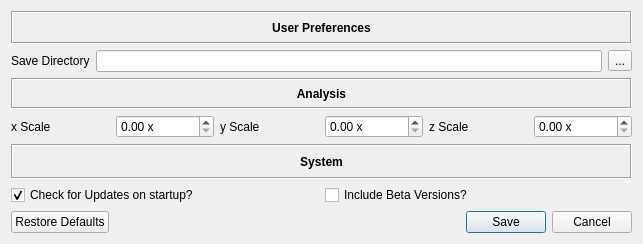
Above: src/main/python/ui/preferences.ui from 3ll3d00d/qvibe-analyser before the change. Below: the same form after it.
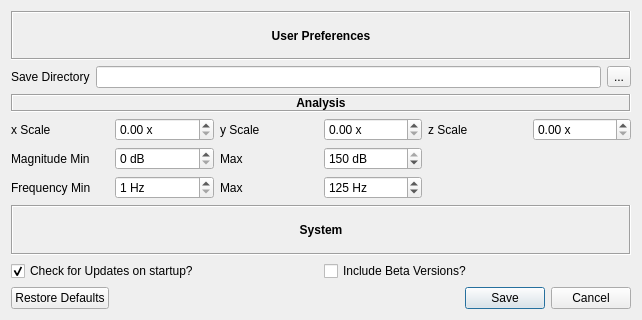
That is the form after the change.

```diff
--- a/src/main/python/ui/preferences.ui
+++ b/src/main/python/ui/preferences.ui
@@ -6,8 +6,8 @@
    <rect>
     <x>0</x>
     <y>0</y>
-    <width>643</width>
-    <height>244</height>
+    <width>642</width>
+    <height>320</height>
    </rect>
   </property>
   <property name="windowTitle">
@@ -65,41 +65,6 @@
      </item>
      <item>
       <layout class="QGridLayout" name="analysisPane">
-       <item row="1" column="2">
-        <widget class="QLabel" name="yScaleLabel">
-         <property name="text">
-          <string>y Scale</string>
-         </property>
-        </widget>
-       </item>
-       <item row="1" column="0">
-        <widget class="QLabel" name="xScaleLabel">
-         <property name="text">
-          <string>x Scale</string>
-         </property>
-        </widget>
-       </item>
-       <item row="1" column="1">
-        <widget class="QDoubleSpinBox" name="xScale">
-         <property name="suffix">
-          <string> x</string>
-         </property>
-        </widget>
-       </item>
-       <item row="1" column="5">
-        <widget class="QDoubleSpinBox" name="zScale">
-         <property name="suffix">
-          <string> x</string>
-         </property>
-        </widget>
-       </item>
-       <item row="1" column="3">
-        <widget class="QDoubleSpinBox" name="yScale">
-         <property name="suffix">
-          <string> x</string>
-         </property>
-        </widget>
-       </item>
        <item row="1" column="4">
         <widget class="QLabel" name="zScaleLabel">
          <property name="text">
@@ -107,6 +72,30 @@
          </property>
         </widget>
        </item>
+       <item row="1" column="1">
+        <widget class="QDoubleSpinBox" name="xScale">
+         <property name="suffix">
+          <string> x</string>
+         </property>
+        </widget>
+       </item>
+       <item row="2" column="1">
+        <widget class="QSpinBox" name="magMin">
+         <property name="suffix">
+          <string> dB</string>
+         </property>
+         <property name="maximum">
+          <number>150</number>
+         </property>
+        </widget>
+       </item>
+       <item row="1" column="0">
+        <widget class="QLabel" name="xScaleLabel">
+         <property name="text">
+          <string>x Scale</string>
+         </property>
+        </widget>
+       </item>
        <item row="0" column="0" colspan="6">
         <widget class="QLabel" name="analysisLayoutLabel">
          <property name="font">
@@ -129,6 +118,97 @@
          </property>
         </widget>
        </item>
+       <item row="2" column="2">
+        <widget class="QLabel" name="magMaxLabel">
+         <property name="text">
+          <string>Max</string>
+         </property>
+        </widget>
+       </item>
+       <item row="1" column="3">
+        <widget class="QDoubleSpinBox" name="yScale">
+         <property name="suffix">
+          <string> x</string>
+         </property>
+        </widget>
+       </item>
+       <item row="1" column="5">
+        <widget class="QDoubleSpinBox" name="zScale">
+         <property name="suffix">
+          <string> x</string>
+         </property>
+        </widget>
+       </item>
+       <item row="1" column="2">
+        <widget class="QLabel" name="yScaleLabel">
+         <property name="text">
+          <string>y Scale</string>
+         </property>
+        </widget>
+       </item>
+       <item row="2" column="0">
+        <widget class="QLabel" name="maxMinLabel">
+         <property name="text">
+          <string>Magnitude Min</string>
+         </property>
+        </widget>
+       </item>
+       <item row="2" column="3">
+        <widget class="QSpinBox" name="magMax">
+         <property name="suffix">
+          <string> dB</string>
+         </property>
+         <property name="maximum">
+          <number>150</number>
+         </property>
+         <property name="value">
+          <number>150</number>
+         </property>
+        </widget>
+       </item>
+       <item row="3" column="0">
+        <widget class="QLabel" name="freqMinLabel">
+         <property name="text">
+          <string>Frequency Min</string>
+         </property>
+        </widget>
+       </item>
+       <item row="3" column="2">
+        <widget class="QLabel" name="freqMaxLabel">
+         <property name="text">
+          <string>Max</string>
+         </property>
+        </widget>
+       </item>
+       <item row="3" column="1">
+        <widget class="QSpinBox" name="freqMin">
+         <property name="suffix">
+          <string> Hz</string>
+         </property>
+         <property name="minimum">
+          <number>1</number>
+         </property>
+         <property name="maximum">
+          <number>1000</number>
+         </property>
+        </widget>
+       </item>
+       <item row="3" column="3">
+        <widget class="QSpinBox" name="freqMax">
+         <property name="suffix">
+          <string> Hz</string>
+         </property>
+         <property name="minimum">
+          <number>1</number>
+         </property>
+         <property name="maximum">
+          <number>1000</number>
+         </property>
+         <property name="value">
+          <number>125</number>
+         </property>
+        </widget>
+       </item>
       </layout>
      </item>
      <item>
```
